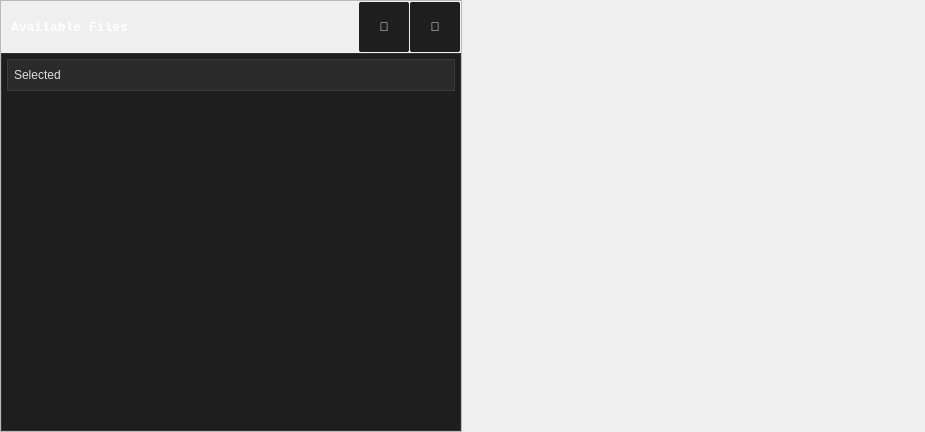
Qt form src/ui/workspace_data_table.ui (ligerr13/PE_Spectroradiometer) before a commit.
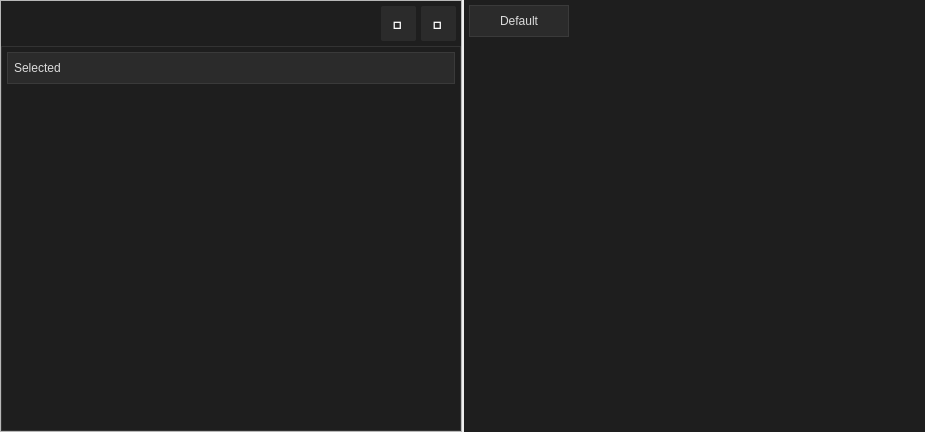
The same form after that commit.

The edit to the form file:
```diff
--- a/src/ui/workspace_data_table.ui
+++ b/src/ui/workspace_data_table.ui
@@ -152,7 +152,7 @@
                 </size>
                </property>
                <property name="styleSheet">
-                <string notr="true">border-right: 0px;</string>
+                <string notr="true">border-right: 0px; background-color: rgb(30,30,30);</string>
                </property>
                <layout class="QVBoxLayout" name="verticalLayout_4">
                 <property name="spacing">
@@ -177,19 +177,19 @@
                   </property>
                   <layout class="QHBoxLayout" name="horizontalLayout_2">
                    <property name="spacing">
-                    <number>1</number>
+                    <number>5</number>
                    </property>
                    <property name="leftMargin">
                     <number>10</number>
                    </property>
                    <property name="topMargin">
-                    <number>1</number>
+                    <number>5</number>
                    </property>
                    <property name="rightMargin">
-                    <number>1</number>
+                    <number>5</number>
                    </property>
                    <property name="bottomMargin">
-                    <number>1</number>
+                    <number>5</number>
                    </property>
                    <item>
                     <widget class="QLabel" name="label">
@@ -207,7 +207,7 @@
 font: 700 10pt &quot;Consolas&quot;;</string>
                      </property>
                      <property name="text">
-                      <string>Available Files</string>
+                      <string/>
                      </property>
                     </widget>
                    </item>
@@ -215,23 +215,31 @@
                     <widget class="QPushButton" name="pushButton">
                      <property name="minimumSize">
                       <size>
-                       <width>50</width>
-                       <height>50</height>
+                       <width>35</width>
+                       <height>35</height>
                       </size>
                      </property>
                      <property name="maximumSize">
                       <size>
-                       <width>50</width>
-                       <height>50</height>
+                       <width>35</width>
+                       <height>35</height>
                       </size>
                      </property>
+                     <property name="font">
+                      <font>
+                       <family>Consolas</family>
+                       <pointsize>15</pointsize>
+                       <italic>false</italic>
+                       <bold>true</bold>
+                      </font>
+                     </property>
                      <property name="styleSheet">
                       <string notr="true">QPushButton {
-    background-color: rgb(30, 30, 30);
+    background-color: rgb(43, 43, 43);
     color: white;
     border-radius: 2px;  
     padding: 4px 8px;
-    font: 700 20pt &quot;Consolas&quot;;
+    font: 700 15pt &quot;Consolas&quot;;
 }
 
 QPushButton:hover {
@@ -252,23 +260,31 @@
                     <widget class="QPushButton" name="pushButton_2">
                      <property name="minimumSize">
                       <size>
-                       <width>50</width>
-                       <height>50</height>
+                       <width>35</width>
+                       <height>35</height>
                       </size>
                      </property>
                      <property name="maximumSize">
                       <size>
-                       <width>50</width>
-                       <height>50</height>
+                       <width>35</width>
+                       <height>35</height>
                       </size>
                      </property>
+                     <property name="font">
+                      <font>
+                       <family>Consolas</family>
+                       <pointsize>15</pointsize>
+                       <italic>false</italic>
+                       <bold>true</bold>
+                      </font>
+                     </property>
                      <property name="styleSheet">
                       <string notr="true">QPushButton {
-    background-color: rgb(30, 30, 30);
+    background-color: rgb(43, 43, 43);
     color: white;
     border-radius: 2px;  
     padding: 4px 8px;
-    font: 700 20pt &quot;Consolas&quot;;
+    font: 700 15pt &quot;Consolas&quot;;
 }
 
 QPushButton:hover {
@@ -430,24 +446,106 @@
          </sizepolicy>
         </property>
         <property name="styleSheet">
-         <string notr="true"/>
+         <string notr="true">    background-color: #1e1e1e;
+    alternate-background-color: #222;
+border: 0px;</string>
         </property>
         <layout class="QVBoxLayout" name="verticalLayout_5">
          <property name="spacing">
           <number>0</number>
          </property>
          <property name="leftMargin">
-          <number>0</number>
+          <number>5</number>
          </property>
          <property name="topMargin">
-          <number>0</number>
+          <number>5</number>
          </property>
          <property name="rightMargin">
-          <number>0</number>
+          <number>5</number>
          </property>
          <property name="bottomMargin">
-          <number>0</number>
+          <number>5</number>
          </property>
+         <item>
+          <widget class="QTableWidget" name="tableWidget">
+           <property name="styleSheet">
+            <string notr="true">QTableWidget {
+    background-color: #1e1e1e;
+    alternate-background-color: #222;
+    color: #dcdcdc;
+    font: 11pt &quot;Consolas&quot;;
+    gridline-color: #333;
+}
+
+/* Sorok */
+QTableWidget::item {
+    padding: 4px;
+    height: 28px;
+}
+
+/* Hover sor */
+QTableWidget::item:hover {
+    background-color: #2b2b2b;
+}
+
+/* Kijelölt sor */
+QTableWidget::item:selected {
+    background-color: #3d6aff;
+    color: white;
+}
+
+/* Kijelölt + hover */
+QTableWidget::item:selected:hover {
+    background-color: #5278ff;
+}
+
+/* Header */
+QHeaderView::section {
+    background-color: #2b2b2b;
+    color: #dcdcdc;
+    padding: 6px;
+    font: bold 10pt &quot;Consolas&quot;;
+    border: 1px solid #3a3a3a;
+}
+
+/* Scrollbar */
+QScrollBar:vertical {
+    width: 12px;
+    background: #1e1e1e;
+}
+
+QScrollBar::handle:vertical {
+    background: #3a3a3a;
+    min-height: 20px;
+    border-radius: 6px;
+}
+
+QScrollBar::handle:vertical:hover {
+    background: #505050;
+}
+
+QScrollBar::add-line,
+QScrollBar::sub-line {
+    background: none;
+    height: 0px;
+}
+
+QTableWidget::item:!selected {
+    font-weight: normal;
+}
+
+QTableWidget::item:selected {
+    font-weight: bold;
+}
+</string>
+           </property>
+           <column>
+            <property name="text">
+             <string>Default</string>
+            </property>
+           </column>
+          </widget>
+         </item>
         </layout>
        </widget>
       </item>
```
